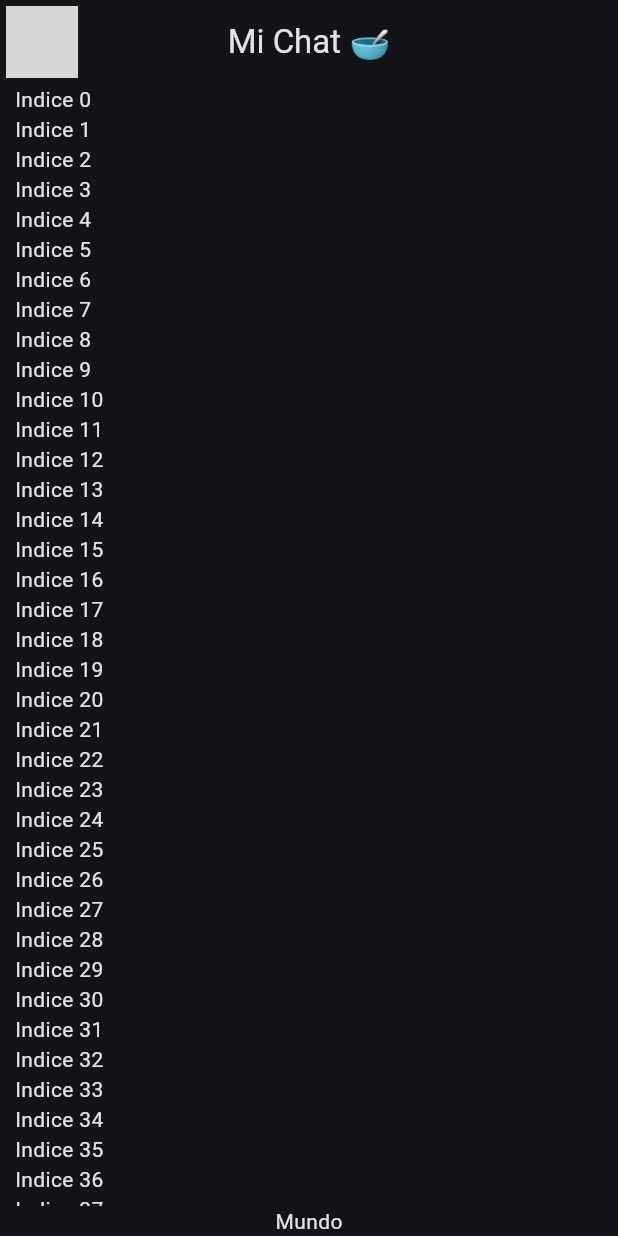
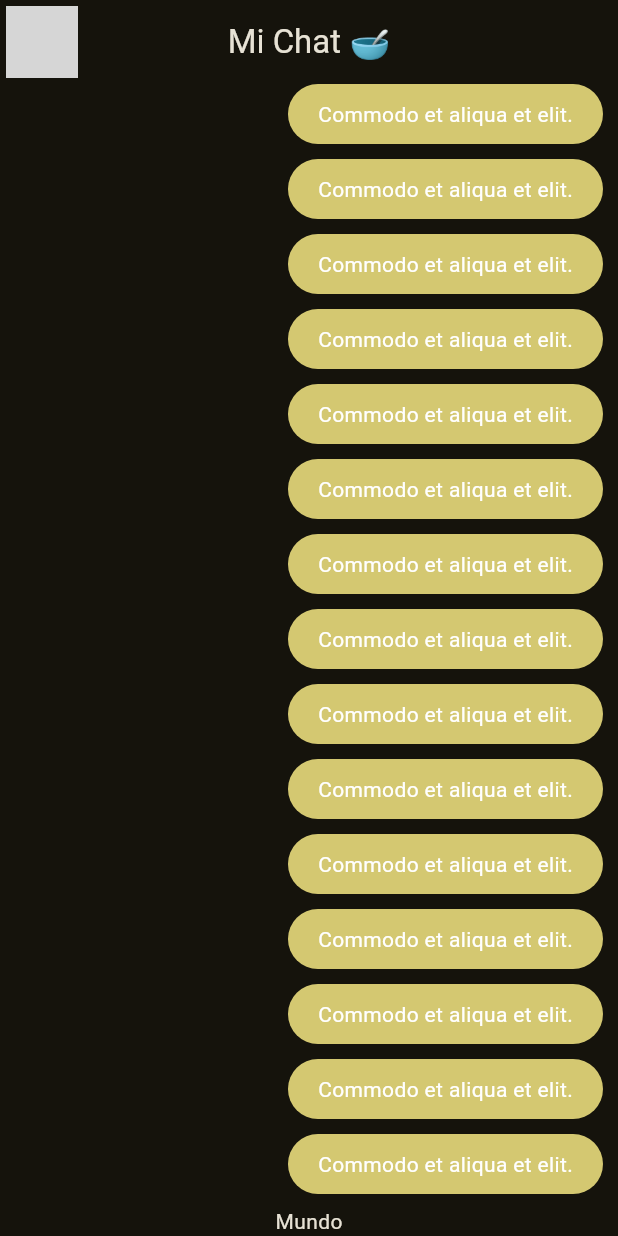
Before and after one commit to kharoldcanova/yes_no_app, a Flutter app: the screen it shows after launch, on a phone screen of 412 x 824 dp. Run offline on Flutter 3.47's test engine with Material 2 defaults, Android fonts, the phone set to English and light mode, and no system bars; network calls fail; grey boxes are pictures that could not be loaded.

Commit message:
message buble own

```diff
--- a/lib/config/theme/app_theme.dart
+++ b/lib/config/theme/app_theme.dart
@@ -20,7 +20,7 @@ class AppTheme {
   ThemeData theme(){
     return ThemeData(
       useMaterial3: true,
-      colorSchemeSeed: _colorThemes[0],
+      colorSchemeSeed: _colorThemes[selectedColor],
       brightness: Brightness.dark,
     );
   }
--- a/lib/main.dart
+++ b/lib/main.dart
@@ -1,6 +1,6 @@
 import 'package:flutter/material.dart';
 import 'package:yes_no_app/config/theme/app_theme.dart';
-import 'package:yes_no_app/presentation/chat/chat_screen.dart';
+import 'package:yes_no_app/presentation/screens/chat/chat_screen.dart';
 
 void main() => runApp(const MyApp());
 
@@ -11,7 +11,7 @@ class MyApp extends StatelessWidget {
   Widget build(BuildContext context) {
     return MaterialApp(
       title: 'Yes No App',
-      theme: AppTheme(selectedColor: 4).theme(),
+      theme: AppTheme(selectedColor: 2).theme(),
       debugShowCheckedModeBanner: false,
       home: const ChatScreen()
     );
--- a/lib/presentation/chat/chat_screen.dart
+++ b/lib/presentation/screens/chat/chat_screen.dart
@@ -1,4 +1,5 @@
 import 'package:flutter/material.dart';
+import 'package:yes_no_app/presentation/widgets/chat/my_message_bubble.dart';
 
 class ChatScreen extends StatelessWidget {
   const ChatScreen({super.key});
@@ -34,7 +35,7 @@ class _ChatView extends StatelessWidget {
               child: ListView.builder(
                 itemCount: 100,
                 itemBuilder: (context, index) {
-                return Text('Indice $index');
+                return const MyMessageBubble();
               },),
             ),
             const Text('Mundo')
--- /dev/null
+++ b/lib/presentation/widgets/chat/my_message_bubble.dart
@@ -0,0 +1,31 @@
+import 'package:flutter/material.dart';
+
+class MyMessageBubble extends StatelessWidget {
+  const MyMessageBubble({super.key});
+
+  @override
+  Widget build(BuildContext context) {
+
+    final colors = Theme.of(context).colorScheme;
+
+    return Column(
+      crossAxisAlignment: CrossAxisAlignment.end,
+      children: [
+        Container(
+          decoration:  BoxDecoration(
+            color: colors.primary,
+            borderRadius: BorderRadius.circular(20)
+          ),
+          child: const Padding(
+            padding:  EdgeInsets.symmetric(horizontal: 20, vertical: 10),
+            child:  Text(
+              'Commodo et aliqua et elit.',
+              style: TextStyle(color: Colors.white),
+            ),
+          ),
+        ),
+        const SizedBox(height: 10,)
+      ],
+    );
+  }
+}
```
